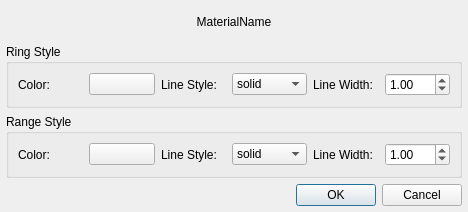
Above: hexrd/ui/resources/ui/overlay_style_picker.ui from HEXRD/hexrdgui before the change. Below: the same form after it.
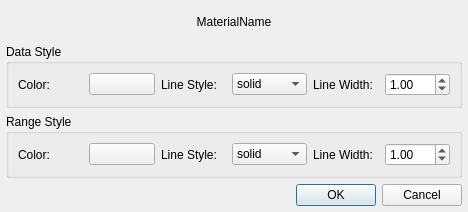
That is the form after the change.

Commit message: Re-organize overlay data for new overlay manager

The edit to the form file:
```diff
--- a/hexrd/ui/resources/ui/overlay_style_picker.ui
+++ b/hexrd/ui/resources/ui/overlay_style_picker.ui
@@ -43,7 +43,7 @@
    <item row="3" column="0" colspan="4">
     <widget class="QGroupBox" name="ring_style_group">
      <property name="title">
-      <string>Ring Style</string>
+      <string>Data Style</string>
      </property>
      <layout class="QGridLayout" name="gridLayout_2">
       <item row="0" column="4">
```
Left out of the diff: 12 changed lines with no effect on the pictures. The commit also changes 13 other files.
